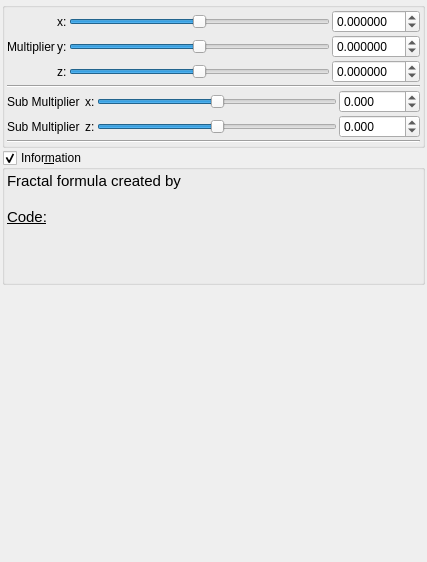
First picture: the form in mandelbulber2/qt_data/fractal_ides.ui, repository buddhi1980/mandelbulber2, before the edit.
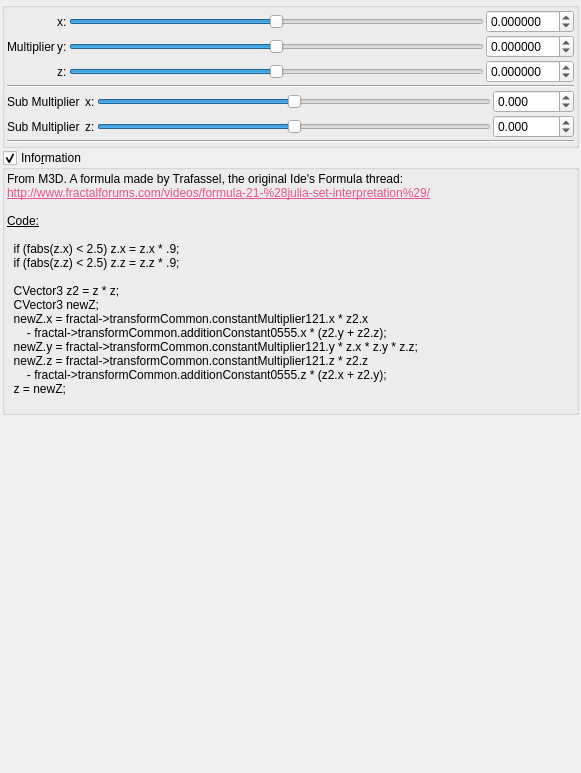
Second picture: the form after the edit. Custom widgets are drawn as their Qt base class.

Commit message: Added information box for addC transforms

```diff
--- a/mandelbulber2/qt_data/fractal_ides.ui
+++ b/mandelbulber2/qt_data/fractal_ides.ui
@@ -6,8 +6,8 @@
    <rect>
     <x>0</x>
     <y>0</y>
-    <width>427</width>
-    <height>562</height>
+    <width>581</width>
+    <height>773</height>
    </rect>
   </property>
   <property name="windowTitle">
@@ -402,7 +402,7 @@
    <item>
     <widget class="MyGroupBox" name="groupCheck_info">
      <property name="title">
-      <string>Infor&amp;mation</string>
+      <string>Info&amp;rmation</string>
      </property>
      <property name="flat">
       <bool>false</bool>
@@ -432,12 +432,23 @@
          <string>&lt;!DOCTYPE HTML PUBLIC &quot;-//W3C//DTD HTML 4.0//EN&quot; &quot;http://www.w3.org/TR/REC-html40/strict.dtd&quot;&gt;
 &lt;html&gt;&lt;head&gt;&lt;meta name=&quot;qrichtext&quot; content=&quot;1&quot; /&gt;&lt;style type=&quot;text/css&quot;&gt;
 p, li { white-space: pre-wrap; }
-&lt;/style&gt;&lt;/head&gt;&lt;body style=&quot; font-family:'Ubuntu'; font-size:11pt; font-weight:400; font-style:normal;&quot;&gt;
-&lt;p style=&quot; margin-top:0px; margin-bottom:0px; margin-left:0px; margin-right:0px; -qt-block-indent:0; text-indent:0px;&quot;&gt;Fractal formula created by &lt;/p&gt;
+&lt;/style&gt;&lt;/head&gt;&lt;body&gt;
+&lt;p style=&quot; margin-top:0px; margin-bottom:0px; margin-left:0px; margin-right:0px; -qt-block-indent:0; text-indent:0px;&quot;&gt;From M3D. A formula made by Trafassel, the original Ide's Formula thread:&lt;/p&gt;
+&lt;p style=&quot; margin-top:0px; margin-bottom:0px; margin-left:0px; margin-right:0px; -qt-block-indent:0; text-indent:0px;&quot;&gt;&lt;a href=&quot;http://www.fractalforums.com/videos/formula-21-%28julia-set-interpretation%29/&quot;&gt;&lt;span style=&quot; text-decoration: underline; color:#e85290;&quot;&gt;http://www.fractalforums.com/videos/formula-21-%28julia-set-interpretation%29/&lt;/span&gt;&lt;/a&gt;&lt;/p&gt;
 &lt;p style=&quot;-qt-paragraph-type:empty; margin-top:0px; margin-bottom:0px; margin-left:0px; margin-right:0px; -qt-block-indent:0; text-indent:0px;&quot;&gt;&lt;br /&gt;&lt;/p&gt;
 &lt;p style=&quot; margin-top:0px; margin-bottom:0px; margin-left:0px; margin-right:0px; -qt-block-indent:0; text-indent:0px;&quot;&gt;&lt;span style=&quot; text-decoration: underline;&quot;&gt;Code:&lt;/span&gt;&lt;/p&gt;
 &lt;p style=&quot;-qt-paragraph-type:empty; margin-top:0px; margin-bottom:0px; margin-left:0px; margin-right:0px; -qt-block-indent:0; text-indent:0px; text-decoration: underline;&quot;&gt;&lt;br /&gt;&lt;/p&gt;
-&lt;p style=&quot; margin-top:0px; margin-bottom:0px; margin-left:0px; margin-right:0px; -qt-block-indent:0; text-indent:0px;&quot;&gt; &lt;/p&gt;
+&lt;p style=&quot; margin-top:0px; margin-bottom:0px; margin-left:0px; margin-right:0px; -qt-block-indent:0; text-indent:0px;&quot;&gt;  if (fabs(z.x) &amp;lt; 2.5) z.x = z.x * .9;&lt;/p&gt;
+&lt;p style=&quot; margin-top:0px; margin-bottom:0px; margin-left:0px; margin-right:0px; -qt-block-indent:0; text-indent:0px;&quot;&gt;  if (fabs(z.z) &amp;lt; 2.5) z.z = z.z * .9;&lt;/p&gt;
+&lt;p style=&quot;-qt-paragraph-type:empty; margin-top:0px; margin-bottom:0px; margin-left:0px; margin-right:0px; -qt-block-indent:0; text-indent:0px;&quot;&gt;&lt;br /&gt;&lt;/p&gt;
+&lt;p style=&quot; margin-top:0px; margin-bottom:0px; margin-left:0px; margin-right:0px; -qt-block-indent:0; text-indent:0px;&quot;&gt;  CVector3 z2 = z * z;&lt;/p&gt;
+&lt;p style=&quot; margin-top:0px; margin-bottom:0px; margin-left:0px; margin-right:0px; -qt-block-indent:0; text-indent:0px;&quot;&gt;  CVector3 newZ;&lt;/p&gt;
+&lt;p style=&quot; margin-top:0px; margin-bottom:0px; margin-left:0px; margin-right:0px; -qt-block-indent:0; text-indent:0px;&quot;&gt;  newZ.x = fractal-&amp;gt;transformCommon.constantMultiplier121.x * z2.x&lt;/p&gt;
+&lt;p style=&quot; margin-top:0px; margin-bottom:0px; margin-left:0px; margin-right:0px; -qt-block-indent:0; text-indent:0px;&quot;&gt;      - fractal-&amp;gt;transformCommon.additionConstant0555.x * (z2.y + z2.z);&lt;/p&gt;
+&lt;p style=&quot; margin-top:0px; margin-bottom:0px; margin-left:0px; margin-right:0px; -qt-block-indent:0; text-indent:0px;&quot;&gt;  newZ.y = fractal-&amp;gt;transformCommon.constantMultiplier121.y * z.x * z.y * z.z;&lt;/p&gt;
+&lt;p style=&quot; margin-top:0px; margin-bottom:0px; margin-left:0px; margin-right:0px; -qt-block-indent:0; text-indent:0px;&quot;&gt;  newZ.z = fractal-&amp;gt;transformCommon.constantMultiplier121.z * z2.z&lt;/p&gt;
+&lt;p style=&quot; margin-top:0px; margin-bottom:0px; margin-left:0px; margin-right:0px; -qt-block-indent:0; text-indent:0px;&quot;&gt;      - fractal-&amp;gt;transformCommon.additionConstant0555.z * (z2.x + z2.y);&lt;/p&gt;
+&lt;p style=&quot; margin-top:0px; margin-bottom:0px; margin-left:0px; margin-right:0px; -qt-block-indent:0; text-indent:0px;&quot;&gt;  z = newZ;&lt;/p&gt;
 &lt;p style=&quot;-qt-paragraph-type:empty; margin-top:0px; margin-bottom:0px; margin-left:0px; margin-right:0px; -qt-block-indent:0; text-indent:0px;&quot;&gt;&lt;br /&gt;&lt;/p&gt;&lt;/body&gt;&lt;/html&gt;</string>
         </property>
         <property name="wordWrap">
```
The commit also changes 7 other files.
